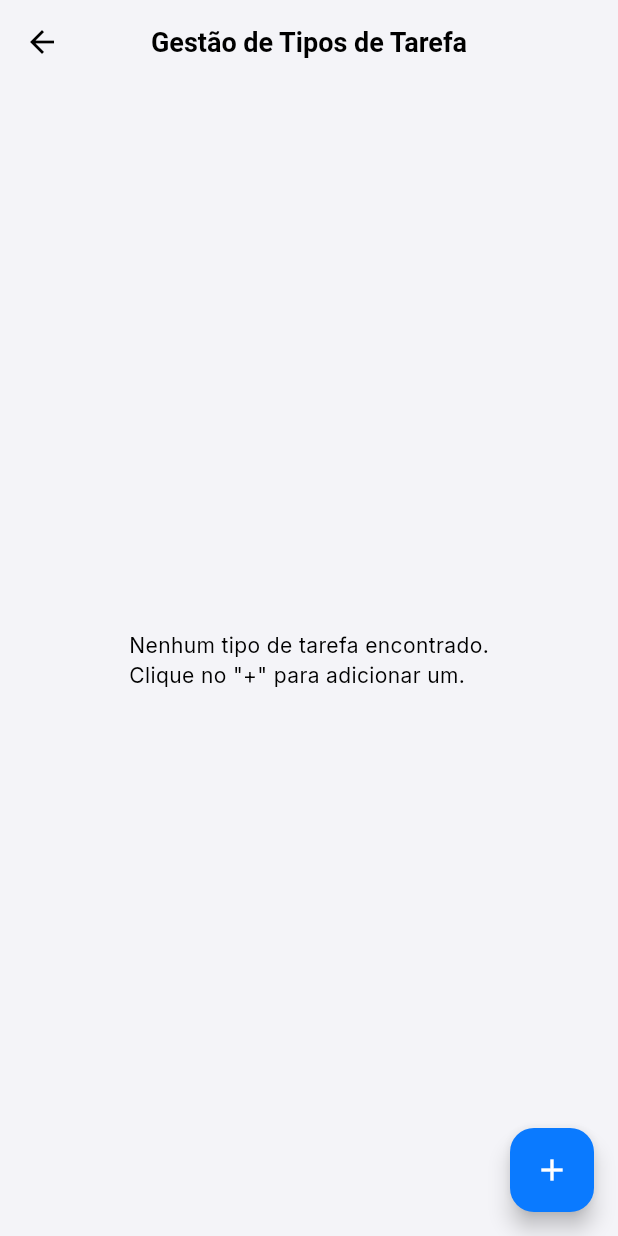
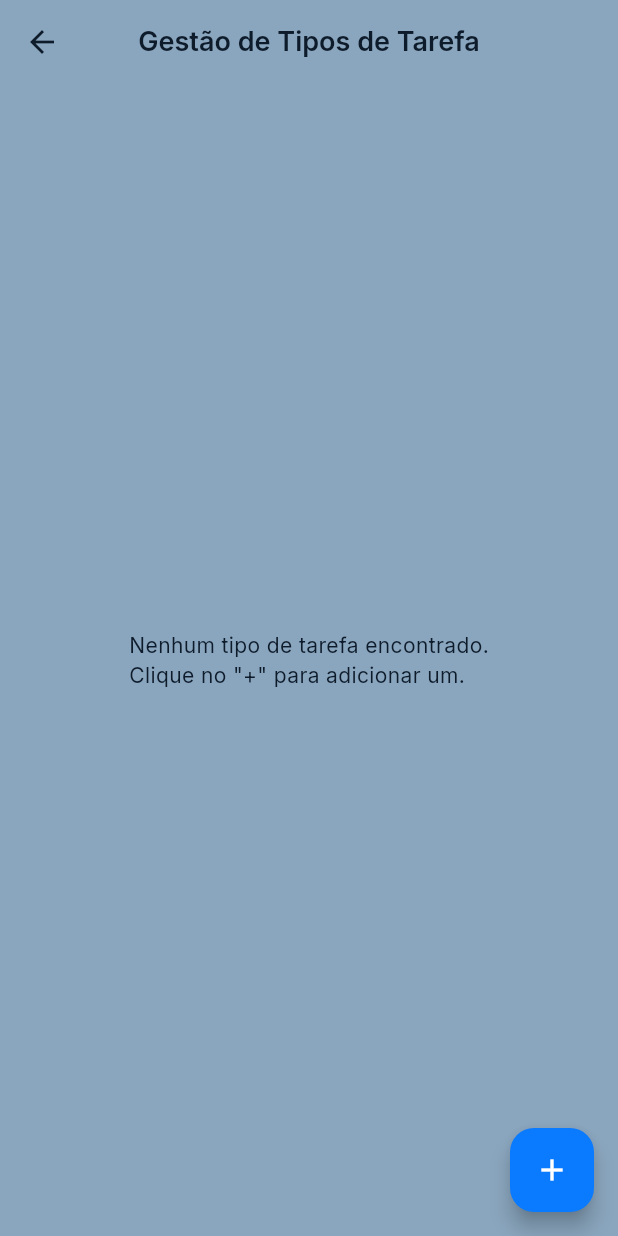
Before and after one commit to Piteira1406/iTasks, a Flutter app: the screen it shows once a user with an empty profile is signed in, in the side drawer, after a tap on "Gestão: Tipos de Tarefa", on a phone screen of 412 x 824 dp. Run offline on Flutter 3.47's test engine with Material 3 defaults, Android fonts, the light colour scheme and no system bars; our stand-ins replace cloud_firestore, csv, firebase_auth, firebase_core, google_fonts, permission_handler and 1 more; accounts and stored records are empty.

Commit message:
alteraçoes no tema cores e fundo

```diff
--- a/lib/core/providers/theme_provider.dart
+++ b/lib/core/providers/theme_provider.dart
@@ -9,14 +9,18 @@ class ThemeProvider with ChangeNotifier {
 
   bool get isDarkMode => _themeMode == ThemeMode.dark;
 
-  void toggleTheme(bool isDark) {
-    _themeMode = isDark ? ThemeMode.dark : ThemeMode.light;
-    notifyListeners();
+  void toggleTheme() {
+    _themeMode = _themeMode == ThemeMode.dark
+        ? ThemeMode.light
+        : ThemeMode.dark;
+    notifyListeners(); // Avisa a UI para se reconstruir
   }
 
   // Se quiser que seja um toggle simples
   void switchTheme() {
-    _themeMode = _themeMode == ThemeMode.light ? ThemeMode.dark : ThemeMode.light;
+    _themeMode = _themeMode == ThemeMode.light
+        ? ThemeMode.dark
+        : ThemeMode.light;
     notifyListeners();
   }
 
--- a/lib/core/theme/app_theme.dart
+++ b/lib/core/theme/app_theme.dart
@@ -3,21 +3,36 @@
 import 'package:flutter/material.dart';
 import 'package:google_fonts/google_fonts.dart';
 
-// Definimos as cores num local central para ser mais fácil de gerir.
-// O seu colega pode ter criado um ficheiro app_colors.dart,
-// se sim, basta importar esse ficheiro.
+// 1. Definição das novas cores pedidas
 class _AppColors {
-  static const Color primaryBlue = Color(0xFF0A7AFF);
-  static const Color lightBackground = Color(0xFFF4F4F8); // Fundo claro
-  static const Color darkBackground = Color(0xFF121212); // Fundo escuro
+  // Cores Base
+  static const Color primaryBlue = Color(
+    0xFF0A7AFF,
+  ); // Azul de Ação (links, botões)
+  static const Color softBlueBackground = Color.fromARGB(
+    255,
+    138,
+    166,
+    190,
+  ); // "azul soft"
+  static const Color midnightBlueBackground = Color(
+    0xFF0D1B2A,
+  ); // "azul meia-noite"
+
+  // Cores de Texto (para contraste)
+  static const Color darkText = Color(0xFF0D1B2A); // Texto para o tema claro
+  static const Color lightText = Color(0xFFE0EFFF); // Texto para o tema escuro
+
+  // Cores de Superfície (Cards/Glass)
+  static const Color lightGlass = Color(0x33FFFFFF); // Branco com 20% opacidade
+  static const Color darkGlass = Color(0x1AFFFFFF); // Branco com 10% opacidade
   static const Color darkSurface = Color(
-    0xFF1E1E1E,
-  ); // Cor das "superfícies" escuras
+    0xFF1B263B,
+  ); // Um azul um pouco mais claro para cards escuros
 }
 
 class AppTheme {
   // O 'TextTheme' base que usa a fonte 'Inter'.
-  // O main.dart vai consumir 'AppTheme.lightTheme', etc.
   static final _baseTextTheme = GoogleFonts.interTextTheme(
     const TextTheme(
       headlineSmall: TextStyle(fontWeight: FontWeight.bold, fontSize: 22),
@@ -29,32 +44,33 @@ class AppTheme {
   // --- TEMA CLARO (Light) ---
   static final ThemeData lightTheme = ThemeData(
     brightness: Brightness.light,
-    // Cor de fundo principal da app
-    scaffoldBackgroundColor: _AppColors.lightBackground,
+    // Cor de fundo principal ("azul soft")
+    scaffoldBackgroundColor: _AppColors.softBlueBackground,
     // Esquema de cores principal
     colorScheme: const ColorScheme.light(
       primary: _AppColors.primaryBlue,
-      secondary: _AppColors.lightBackground,
-      surface: Colors.white, // Cor dos 'Cards'
-      onPrimary: Colors.white, // Texto no fundo
-      onSurface: Colors.black, // Texto nos 'Cards'
+      secondary: _AppColors.softBlueBackground,
+      background: _AppColors.softBlueBackground,
+      surface: _AppColors.lightGlass, // Cor dos 'Cards' de vidro
+      onPrimary: Colors.white, // Texto num botão primário
+      onBackground:
+          _AppColors.darkText, // Texto no fundo ("darkText" para contraste)
+      onSurface: _AppColors.darkText, // Texto nos 'Cards'
       error: Colors.redAccent,
     ),
     // Aplicar o tema de texto
     textTheme: _baseTextTheme.apply(
-      bodyColor: Colors.black,
-      displayColor: Colors.black,
+      bodyColor: _AppColors.darkText,
+      displayColor: _AppColors.darkText,
     ),
-    // Tema para a AppBar (para o seu 'scroll_frost_appbar')
-    appBarTheme: const AppBarTheme(
-      backgroundColor: Colors.transparent, // Fundamental para o 'glass'
+    // Tema para a AppBar
+    appBarTheme: AppBarTheme(
+      backgroundColor: Colors.transparent,
       elevation: 0,
       centerTitle: true,
-      iconTheme: IconThemeData(color: Colors.black),
-      titleTextStyle: TextStyle(
-        color: Colors.black,
-        fontSize: 18,
-        fontWeight: FontWeight.w600,
+      iconTheme: IconThemeData(color: _AppColors.darkText), // Ícones escuros
+      titleTextStyle: _baseTextTheme.titleMedium?.copyWith(
+        color: _AppColors.darkText,
       ),
     ),
   );
@@ -62,30 +78,32 @@ class AppTheme {
   // --- TEMA ESCURO (Dark) ---
   static final ThemeData darkTheme = ThemeData(
     brightness: Brightness.dark,
-    scaffoldBackgroundColor: _AppColors.darkBackground,
+    // Cor de fundo principal ("azul meia-noite")
+    scaffoldBackgroundColor: _AppColors.midnightBlueBackground,
     colorScheme: const ColorScheme.dark(
       primary: _AppColors.primaryBlue,
       secondary: _AppColors.darkSurface,
-      surface: _AppColors.darkSurface, // Cor dos 'Cards'
+      background: _AppColors.midnightBlueBackground,
+      surface: _AppColors.darkGlass, // Cor dos 'Cards' de vidro
       onPrimary: Colors.white,
-      onSurface: Colors.white,
+      onBackground:
+          _AppColors.lightText, // Texto no fundo ("lightText" para contraste)
+      onSurface: _AppColors.lightText, // Texto nos 'Cards'
       error: Colors.redAccent,
     ),
     // Aplicar o tema de texto
     textTheme: _baseTextTheme.apply(
-      bodyColor: Colors.white,
-      displayColor: Colors.white,
+      bodyColor: _AppColors.lightText,
+      displayColor: _AppColors.lightText,
     ),
     // Tema para a AppBar
-    appBarTheme: const AppBarTheme(
-      backgroundColor: Colors.transparent, // Fundamental para o 'glass'
+    appBarTheme: AppBarTheme(
+      backgroundColor: Colors.transparent,
       elevation: 0,
       centerTitle: true,
-      iconTheme: IconThemeData(color: Colors.white),
-      titleTextStyle: TextStyle(
-        color: Colors.white,
-        fontSize: 18,
-        fontWeight: FontWeight.w600,
+      iconTheme: IconThemeData(color: _AppColors.lightText), // Ícones claros
+      titleTextStyle: _baseTextTheme.titleMedium?.copyWith(
+        color: _AppColors.lightText,
       ),
     ),
   );
--- a/lib/core/widgets/glass_card.dart
+++ b/lib/core/widgets/glass_card.dart
@@ -9,38 +9,37 @@ class GlassCard extends StatelessWidget {
   final Widget child;
   final EdgeInsets padding;
   final double blur;
-  final double borderRadius;
+  final BorderRadius? borderRadius;
 
   const GlassCard({
     super.key,
     required this.child,
     this.padding = const EdgeInsets.all(16.0),
     this.blur = 10.0,
-    this.borderRadius = 15.0,
+    this.borderRadius,
   });
 
   @override
   Widget build(BuildContext context) {
-    final isDark = Provider.of<ThemeProvider>(context).isDarkMode;
-
-    // Cores dinâmicas para o tema Glass
-    final color = isDark ? AppColors.glassDark : AppColors.glassLight;
-    final borderColor = isDark ? AppColors.glassBorderDark : AppColors.glassBorderLight;
+    // 3. Usa o borderRadius que recebeu, ou o padrão (16.0) se for nulo
+    final effectiveBorderRadius = borderRadius ?? BorderRadius.circular(16.0);
 
     return ClipRRect(
-      borderRadius: BorderRadius.circular(borderRadius),
+      borderRadius: effectiveBorderRadius, // <-- 4. Usado aqui
       child: BackdropFilter(
-        filter: ImageFilter.blur(sigmaX: blur, sigmaY: blur),
+        filter: ImageFilter.blur(sigmaX: 10.0, sigmaY: 10.0),
         child: Container(
           decoration: BoxDecoration(
-            color: color,
-            borderRadius: BorderRadius.circular(borderRadius),
-            border: Border.all(color: borderColor, width: 1.0),
+            // Usa a cor 'surface' do seu novo tema
+            // (que já definimos como lightGlass/darkGlass)
+            color: Theme.of(context).colorScheme.surface,
+            borderRadius: effectiveBorderRadius, // <-- 5. E usado aqui
+            border: Border.all(
+              color: Colors.white.withOpacity(0.2),
+              width: 1.0,
+            ),
           ),
-          child: Padding(
-            padding: padding,
-            child: child,
-          ),
+          child: child,
         ),
       ),
     );
--- a/lib/features/kanban/screens/kanban_screen.dart
+++ b/lib/features/kanban/screens/kanban_screen.dart
@@ -1,20 +1,22 @@
 // features/kanban/screens/kanban_screen.dart
 
-import 'package:cloud_firestore/cloud_firestore.dart';
 import 'package:flutter/material.dart';
 import 'package:provider/provider.dart';
 
-// --- Imports de Lógica (Novos) ---
+// --- Imports de Lógica ---
 import 'package:itasks/core/providers/auth_provider.dart';
 import 'package:itasks/features/kanban/providers/kanban_provider.dart';
 import 'package:itasks/core/widgets/loading_spinner.dart';
-import 'package:itasks/core/models/task_model.dart'; // Importa o modelo real
+import 'package:itasks/core/models/task_model.dart';
+// 1. IMPORTAR O THEME PROVIDER
+import 'package:itasks/core/providers/theme_provider.dart';
 
-// --- Imports da UI (Existentes) ---
+// --- Imports da UI ---
 import 'package:itasks/features/kanban/widgets/kanban_column_widget.dart';
 import 'package:itasks/features/kanban/screens/task_details_screen.dart';
+import 'package:itasks/core/widgets/glass_card.dart'; // Importar o GlassCard
 
-// --- Imports para o Menu de Teste (Mantidos) ---
+// --- Imports para o Menu de Teste ---
 import 'package:itasks/features/auth/screens/login_screen.dart';
 import 'package:itasks/features/management/task_type_management/screens/task_type_screen.dart';
 import 'package:itasks/features/management/user_management/screens/user_list_screen.dart';
@@ -35,7 +37,7 @@ class _KanbanScreenState extends State<KanbanScreen> {
   void initState() {
     super.initState();
     WidgetsBinding.instance.addPostFrameCallback((_) {
-      context.read<KanbanProvider>().tasks;
+      context.read<KanbanProvider>().fetchTasks();
     });
   }
 
@@ -55,7 +57,11 @@ class _KanbanScreenState extends State<KanbanScreen> {
   @override
   Widget build(BuildContext context) {
     final PageController controller = PageController(viewportFraction: 0.9);
+
+    // 2. OUVIR OS DOIS PROVIDERS
     final authProvider = context.watch<AuthProvider>();
+    final themeProvider = context.watch<ThemeProvider>(); // <-- Para o Toggle
+
     final bool isManager = authProvider.appUser?.type == 'Gestor';
     final String userName = authProvider.appUser?.name ?? 'Utilizador';
 
@@ -72,12 +78,16 @@ class _KanbanScreenState extends State<KanbanScreen> {
             ),
           ),
         ),
-        backgroundColor: Colors.transparent,
-        elevation: 0,
+        // O AppBar transparente já deve estar a ser definido pelo novo AppTheme
       ),
 
-      // --- Menu de Teste (COM A CORREÇÃO) ---
+      // --- 3. DRAWER COM EFEITO GLASS E TOGGLE ---
       drawer: Drawer(
+        backgroundColor: Colors.transparent, // <-- Fundo do Drawer transparente
+        elevation: 0, // <-- Sem sombra
+        child: GlassCard(
+          // Usa o GlassCard como fundo real
+          borderRadius: BorderRadius.zero, // <-- Remove cantos redondos
           child: ListView(
             padding: EdgeInsets.zero,
             children: [
@@ -87,91 +97,79 @@ class _KanbanScreenState extends State<KanbanScreen> {
                   isManager ? "Modo: Gestor" : "Modo: Programador",
                 ),
                 currentAccountPicture: CircleAvatar(child: Icon(Icons.build)),
-            ),
-            // ...
-            ListTile(
-              leading: Icon(Icons.visibility),
-              title: Text("Kanban: Ver Tarefa (Programador)"),
-              onTap: () {
-                // --- INÍCIO DA CORREÇÃO ---
-                // Esta tarefa "mock" agora usa a estrutura real do
-                // seu TaskModel (baseado na imagem image_dcb15f.png)
-                final mockTask = Task(
-                  id: 'mock-id',
-                  description: 'Tarefa de Teste (Modo Leitura)',
-                  taskStatus: 'ToDo',
-                  order: 1,
-                  storyPoints: 5,
-                  creationDate: DateTime.now(),
-                  previsionEndDate: DateTime.now().add(Duration(days: 5)),
-                  previsionStartDate: DateTime.now(),
-                  realEndDate: DateTime.timestamp(),
-                  realStartDate: DateTime.timestamp(),
-                  idManager: 'mock-manager-id',
-                  idDeveloper: 'mock-dev-id',
-                  idTaskType: 'mock-type-id (ex: Bug)',
-                );
-                // --- FIM DA CORREÇÃO ---
-
-                _navigateTo(
-                  context,
-                  TaskDetailsScreen(
-                    isReadOnly: true,
-                    task: mockTask, // Passa a tarefa mock corrigida
-                  ),
-                );
-              },
+                // Faz o cabeçalho transparente para o 'glass' aparecer
+                decoration: BoxDecoration(color: Colors.white.withOpacity(0.1)),
               ),
 
-            // ... (Resto dos ListTiles do menu de teste) ...
+              // --- Ecrãs de Gestão (Gestor) ---
               ListTile(
-              leading: Icon(Icons.label),
+                leading: Icon(Icons.label_outline),
                 title: Text("Gestão: Tipos de Tarefa"),
                 onTap: () => _navigateTo(context, const TaskTypeScreen()),
               ),
               ListTile(
-              leading: Icon(Icons.people),
+                leading: Icon(Icons.people_outline),
                 title: Text("Gestão: Lista de Utilizadores"),
                 onTap: () => _navigateTo(context, const UserListScreen()),
               ),
+
+              // --- Ecrãs de Relatórios ---
+              const Divider(),
               ListTile(
-              leading: Icon(Icons.add_task),
-              title: Text("Kanban: Criar Tarefa (Gestor)"),
-              onTap: () => _navigateTo(
-                context,
-                const TaskDetailsScreen(isReadOnly: false, task: null),
-              ),
-            ),
-            ListTile(
-              leading: Icon(Icons.timer),
+                leading: Icon(Icons.timer_outlined),
                 title: Text("Relatório: Em Curso (Gestor)"),
                 onTap: () =>
                     _navigateTo(context, const ManagerOngoingTasksScreen()),
               ),
               ListTile(
-              leading: Icon(Icons.check_circle),
+                leading: Icon(Icons.check_circle_outline),
                 title: Text("Relatório: Concluídas (Gestor)"),
                 onTap: () =>
                     _navigateTo(context, const ManagerCompletedTasksScreen()),
               ),
               ListTile(
-              leading: Icon(Icons.check),
+                leading: Icon(Icons.check_outlined),
                 title: Text("Relatório: Concluídas (Programador)"),
                 onTap: () =>
                     _navigateTo(context, const DeveloperCompletedTasksScreen()),
               ),
+
+              // --- Logout ---
+              const Divider(),
               ListTile(
-              leading: Icon(Icons.logout),
+                leading: Icon(Icons.logout_outlined),
                 title: Text("Logout (Voltar ao Login)"),
                 onTap: () {
                   context.read<AuthProvider>().signOut();
                 },
               ),
+
+              // --- 4. ADICIONADO O TOGGLE DE TEMA ---
+              ListTile(
+                leading: Icon(
+                  themeProvider.themeMode == ThemeMode.dark
+                      ? Icons.light_mode_outlined
+                      : Icons.dark_mode_outlined,
+                ),
+                title: Text(
+                  themeProvider.themeMode == ThemeMode.dark
+                      ? 'Modo Claro'
+                      : 'Modo Escuro',
+                ),
+                trailing: Switch(
+                  value: themeProvider.themeMode == ThemeMode.dark,
+                  onChanged: (bool newValue) {
+                    // Usamos 'read' dentro de um callback
+                    context.read<ThemeProvider>().toggleTheme();
+                  },
+                ),
+              ),
             ],
           ),
         ),
+      ),
 
-      // --- Fim do Menu de Teste ---
+      // --- Fim do Menu ---
       floatingActionButton: isManager
           ? FloatingActionButton(
               onPressed: () => _navigateToCreateTask(context),
```
Lines whose indentation alone changed are shown as unchanged.
